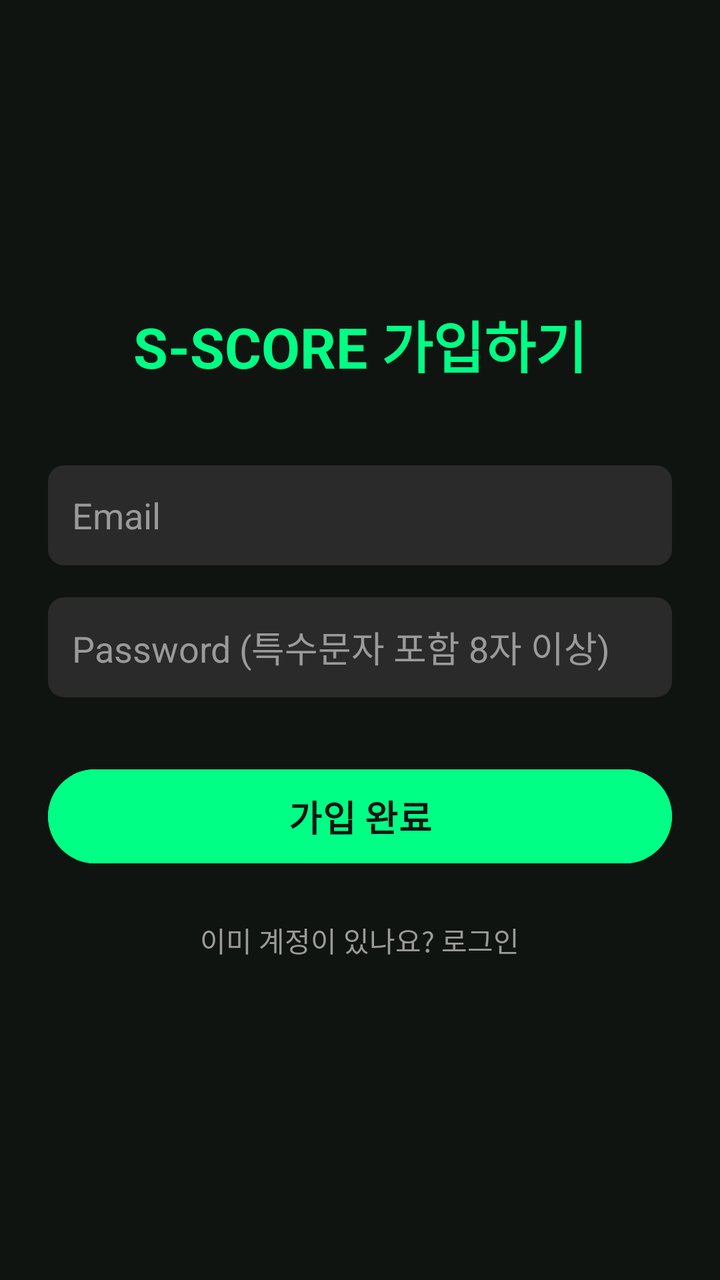
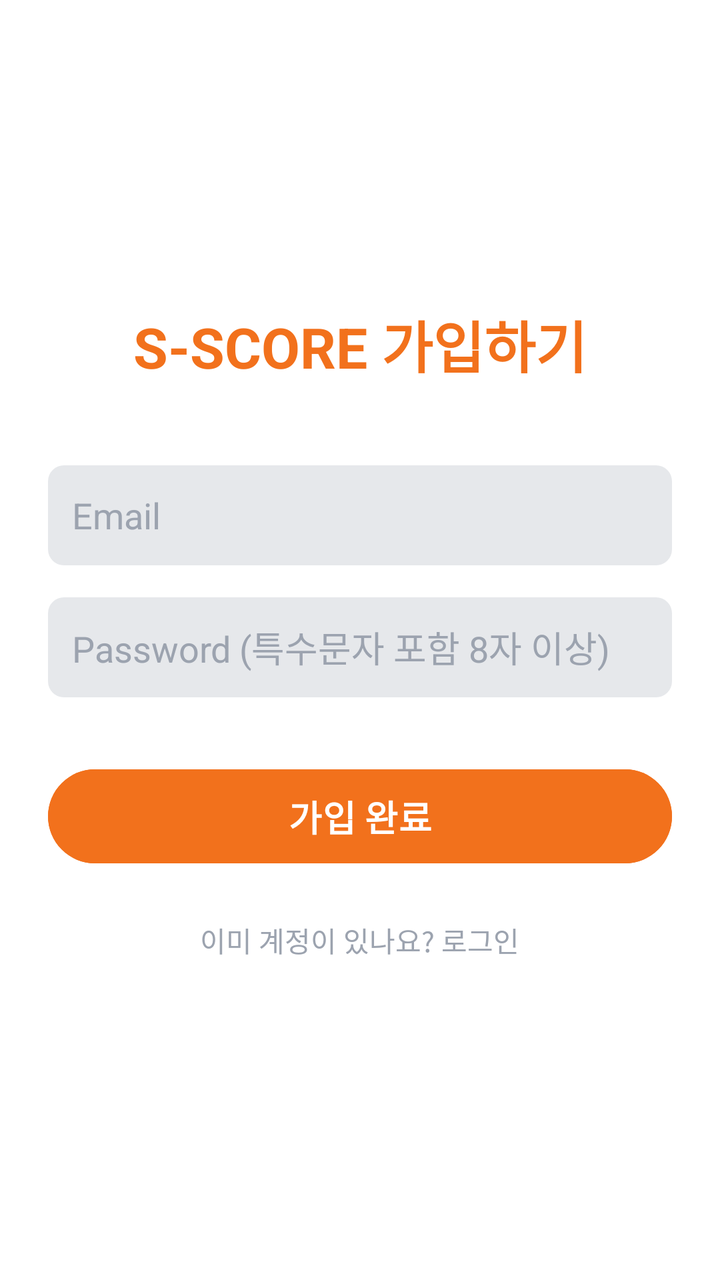

Two renders of the same Android screen: before a commit and after it. Below are the layout's source before the change and the commit's diff.
<!-- AndroidManifest.xml: application theme Theme.MyApplication -->
<!-- res/layout/activity_register.xml -->
<?xml version="1.0" encoding="utf-8"?>
<LinearLayout
    xmlns:android="http://schemas.android.com/apk/res/android"
    android:layout_width="match_parent"
    android:layout_height="match_parent"
    android:orientation="vertical"
    android:gravity="center"
    android:background="#101411"
    android:padding="24dp">

    <TextView
        android:layout_width="wrap_content"
        android:layout_height="wrap_content"
        android:text="S-SCORE 가입하기"
        android:textColor="#00FF85"
        android:textSize="28sp"
        android:textStyle="bold"
        android:layout_marginBottom="40dp"/>

    <EditText
        android:id="@+id/etRegEmail"
        android:layout_width="match_parent"
        android:layout_height="50dp"
        android:hint="Email"
        android:textColor="#FFFFFF"
        android:textColorHint="#9A9A9A"
        android:background="@drawable/edittext_bg"
        android:padding="12dp"
        android:layout_marginBottom="16dp"/>

    <EditText
        android:id="@+id/etRegPassword"
        android:layout_width="match_parent"
        android:layout_height="50dp"
        android:hint="Password (특수문자 포함 8자 이상)"
        android:textColor="#FFFFFF"
        android:textColorHint="#9A9A9A"
        android:background="@drawable/edittext_bg"
        android:inputType="textPassword"
        android:padding="12dp"
        android:layout_marginBottom="32dp"/>

    <Button
        android:id="@+id/btnRegister"
        android:layout_width="match_parent"
        android:layout_height="55dp"
        android:text="가입 완료"
        android:textColor="#101411"
        android:backgroundTint="#00FF85"
        android:textStyle="bold"
        android:textSize="18sp"/>

    <TextView
        android:id="@+id/tvBackToLogin"
        android:layout_width="wrap_content"
        android:layout_height="wrap_content"
        android:text="이미 계정이 있나요? 로그인"
        android:textColor="#9A9A9A"
        android:layout_marginTop="16dp"
        android:padding="8dp"/>

</LinearLayout>
<!-- resources referenced by this layout -->
<resources>
  <!-- drawable edittext_bg (drawable) -->
  <?xml version="1.0" encoding="utf-8"?>
  <shape xmlns:android="http://schemas.android.com/apk/res/android">
      <solid android:color="#2A2A2A"/>
      <corners android:radius="8dp"/>
  </shape>
  <style name="Theme.MyApplication" parent="Base.Theme.MyApplication" />
  <style name="Base.Theme.MyApplication" parent="Theme.Material3.DayNight.NoActionBar">
          
          
      </style>
</resources>

<!-- the commit's change to res/layout/activity_register.xml (unified diff, before → after) -->
@@ -5,14 +5,14 @@
     android:layout_height="match_parent"
     android:orientation="vertical"
     android:gravity="center"
-    android:background="#101411"
+    android:background="@color/bg"
     android:padding="24dp">
 
     <TextView
         android:layout_width="wrap_content"
         android:layout_height="wrap_content"
         android:text="S-SCORE 가입하기"
-        android:textColor="#00FF85"
+        android:textColor="@color/accent"
         android:textSize="28sp"
         android:textStyle="bold"
         android:layout_marginBottom="40dp"/>
@@ -22,8 +22,8 @@
         android:layout_width="match_parent"
         android:layout_height="50dp"
         android:hint="Email"
-        android:textColor="#FFFFFF"
-        android:textColorHint="#9A9A9A"
+        android:textColor="@color/text_primary"
+        android:textColorHint="@color/text_hint"
         android:background="@drawable/edittext_bg"
         android:padding="12dp"
         android:layout_marginBottom="16dp"/>
@@ -33,8 +33,8 @@
         android:layout_width="match_parent"
         android:layout_height="50dp"
         android:hint="Password (특수문자 포함 8자 이상)"
-        android:textColor="#FFFFFF"
-        android:textColorHint="#9A9A9A"
+        android:textColor="@color/text_primary"
+        android:textColorHint="@color/text_hint"
         android:background="@drawable/edittext_bg"
         android:inputType="textPassword"
         android:padding="12dp"
@@ -45,8 +45,8 @@
         android:layout_width="match_parent"
         android:layout_height="55dp"
         android:text="가입 완료"
-        android:textColor="#101411"
-        android:backgroundTint="#00FF85"
+        android:textColor="@color/on_accent"
+        android:backgroundTint="@color/accent"
         android:textStyle="bold"
         android:textSize="18sp"/>
 
@@ -55,7 +55,7 @@
         android:layout_width="wrap_content"
         android:layout_height="wrap_content"
         android:text="이미 계정이 있나요? 로그인"
-        android:textColor="#9A9A9A"
+        android:textColor="@color/text_hint"
         android:layout_marginTop="16dp"
         android:padding="8dp"/>
 
<!-- resource entries referenced after the edit -->
@@ -1,15 +1,26 @@
 <!-- resources referenced by this layout -->
 <resources>
+  <color name="accent">#F2711C</color>
+  <color name="bg">#FFFFFF</color>
+  <color name="on_accent">#FFFFFF</color>
+  <color name="text_hint">#9CA3AF</color>
+  <color name="text_primary">#1A1A1A</color>
   <!-- drawable edittext_bg (drawable) -->
   <?xml version="1.0" encoding="utf-8"?>
   <shape xmlns:android="http://schemas.android.com/apk/res/android">
-      <solid android:color="#2A2A2A"/>
+      <solid android:color="@color/surface_variant"/>
       <corners android:radius="8dp"/>
   </shape>
   <style name="Theme.MyApplication" parent="Base.Theme.MyApplication" />
-  <style name="Base.Theme.MyApplication" parent="Theme.Material3.DayNight.NoActionBar">
-          
-          
+  <color name="surface_variant">#E6E8EB</color>
+  <style name="Base.Theme.MyApplication" parent="Theme.Material3.Light.NoActionBar">
+          <item name="colorPrimary">@color/accent</item>
+          <item name="colorOnPrimary">@color/on_accent</item>
+          <item name="android:windowBackground">@color/bg</item>
+          <item name="android:statusBarColor">@color/bg</item>
+          <item name="android:navigationBarColor">@color/bg</item>
+          <item name="android:windowLightStatusBar">true</item>
+          <item name="android:windowLightNavigationBar" tools:targetApi="o_mr1">true</item>
       </style>
 </resources>
 
